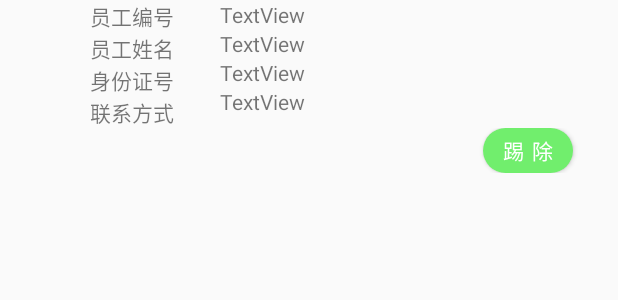
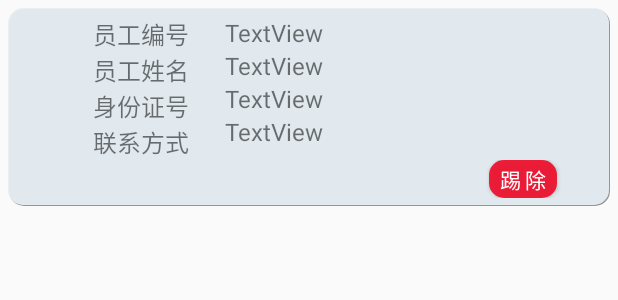
Before and after one commit to CHENGCHANGHU/tcuclsourceproject, an Android app: the layout staff_item.xml on its own in the app's theme, with its tools: preview values and no code run, on a phone screen of 412 x 824 dp. Shown: the top 300 px of the screen. Run offline under Robolectric (Android 15) with nearby library versions, the phone set to English and light mode, and no system bars.

Commit message:
企业人员管理

```diff
--- a/app/src/main/java/com/example/uclsourceproject/UCLadapters/ProductionStateAdapter.java
+++ b/app/src/main/java/com/example/uclsourceproject/UCLadapters/ProductionStateAdapter.java
@@ -2,6 +2,7 @@ package com.example.uclsourceproject.UCLadapters;
 
 import android.support.annotation.NonNull;
 import android.support.v7.widget.RecyclerView;
+import android.util.Log;
 import android.view.LayoutInflater;
 import android.view.View;
 import android.view.ViewGroup;
@@ -27,6 +28,7 @@ public class ProductionStateAdapter
     @Override
     public ProductionStateAdapter.ViewHolder onCreateViewHolder(
             @NonNull ViewGroup viewGroup, int i) {
+        Log.d("tigercheng", "onCreateViewHolder: ++++++++++++++++++++++++++++++");
         View view = LayoutInflater.from(viewGroup.getContext())
                 .inflate(R.layout.production_state_item, viewGroup, false);
         ViewHolder holder = new ViewHolder(view);
--- /dev/null
+++ b/app/src/main/res/drawable/bg_card.xml
@@ -0,0 +1,40 @@
+<?xml version="1.0" encoding="utf-8"?>
+
+<selector xmlns:android="http://schemas.android.com/apk/res/android">
+    <item>
+        <layer-list>
+            <item android:left="1dp" android:top="1dp">
+
+                <!-- SHADOW LAYER -->
+                <shape xmlns:android="http://schemas.android.com/apk/res/android">
+
+                    <!-- 矩形的圆角弧度 -->
+                    <corners android:radius="10dp" />
+                    <!-- 矩形的填充色 -->
+                    <solid android:color="#66000000" />
+
+                </shape>
+            </item>
+            <item android:bottom="1dp" android:right="1dp">
+                <!-- CONTENT LAYER-->
+                <shape xmlns:android="http://schemas.android.com/apk/res/android">
+
+                    <!-- 矩形的圆角弧度 -->
+                    <corners android:radius="10dp" />
+                    <!-- 矩形的填充色 -->
+                    <solid android:color="#EEE7EFF5" />
+
+                    <!-- 矩形的边框的宽度,每段虚线的长度，和两段虚线之间的颜色和颜色 -->
+                    <!--<stroke-->
+                    <!--android:width="1dp"-->
+                    <!--android:color="#1AA6CF"-->
+                    <!--android:dashWidth="8dp"-->
+                    <!--android:dashGap="4dp" />-->
+
+                    <!--<gradient android:angle="-45" android:centerColor="#80F2F7F2" android:centerX="0.5" android:centerY="0.45" android:endColor="#10B1B3B1" android:startColor="#D9DAD9" android:type="linear" />-->
+
+                </shape>
+            </item>
+        </layer-list>
+    </item>
+</selector>
--- /dev/null
+++ b/app/src/main/res/drawable/bg_warning.xml
@@ -0,0 +1,16 @@
+<?xml version="1.0" encoding="utf-8"?>
+<shape xmlns:android="http://schemas.android.com/apk/res/android">
+
+    <!-- 矩形的圆角弧度 -->
+    <corners android:radius="10dp" />
+    <!-- 矩形的填充色 -->
+    <solid android:color="#eeEE112C" />
+
+    <!-- 矩形的边框的宽度,每段虚线的长度，和两段虚线之间的颜色和颜色 -->
+    <!--<stroke-->
+    <!--android:width="1dp"-->
+    <!--android:color="#1AA6CF"-->
+    <!--android:dashWidth="8dp"-->
+    <!--android:dashGap="4dp" />-->
+
+</shape>
--- a/app/src/main/res/layout/layout_company_staff_m.xml
+++ b/app/src/main/res/layout/layout_company_staff_m.xml
@@ -19,4 +19,10 @@
 
     </android.support.v7.widget.RecyclerView>
 
+    <Button
+        android:id="@+id/button14"
+        android:layout_width="match_parent"
+        android:layout_height="wrap_content"
+        android:text="hhhhhh" />
+
 </LinearLayout>
--- a/app/src/main/res/layout/staff_item.xml
+++ b/app/src/main/res/layout/staff_item.xml
@@ -2,7 +2,10 @@
 <LinearLayout xmlns:android="http://schemas.android.com/apk/res/android"
     android:layout_width="match_parent"
     android:layout_height="wrap_content"
-    android:orientation="vertical">
+    android:layout_margin="5dp"
+    android:background="@drawable/bg_card"
+    android:orientation="vertical"
+    android:padding="5dp">
 
     <LinearLayout
         android:layout_width="match_parent"
@@ -23,7 +26,8 @@
                 android:layout_height="0dp"
                 android:layout_weight="1"
                 android:gravity="center"
-                android:text="员工编号" />
+                android:text="员工编号"
+                android:textSize="16sp" />
 
             <TextView
                 android:id="@+id/textView51"
@@ -31,7 +35,8 @@
                 android:layout_height="0dp"
                 android:layout_weight="1"
                 android:gravity="center"
-                android:text="员工姓名" />
+                android:text="员工姓名"
+                android:textSize="16sp" />
 
             <TextView
                 android:id="@+id/textView52"
@@ -39,7 +44,8 @@
                 android:layout_height="0dp"
                 android:layout_weight="1"
                 android:gravity="center"
-                android:text="身份证号" />
+                android:text="身份证号"
+                android:textSize="16sp" />
 
             <TextView
                 android:id="@+id/textView58"
@@ -47,7 +53,8 @@
                 android:layout_height="0dp"
                 android:layout_weight="1"
                 android:gravity="center"
-                android:text="联系方式" />
+                android:text="联系方式"
+                android:textSize="16sp" />
         </LinearLayout>
 
         <LinearLayout
@@ -60,25 +67,29 @@
                 android:id="@+id/tvStaffID"
                 android:layout_width="match_parent"
                 android:layout_height="wrap_content"
-                android:text="TextView" />
+                android:text="TextView"
+                android:textSize="16sp" />
 
             <TextView
                 android:id="@+id/tvStaffName"
                 android:layout_width="match_parent"
                 android:layout_height="wrap_content"
-                android:text="TextView" />
+                android:text="TextView"
+                android:textSize="16sp" />
 
             <TextView
                 android:id="@+id/tvIDCardNo"
                 android:layout_width="match_parent"
                 android:layout_height="wrap_content"
-                android:text="TextView" />
+                android:text="TextView"
+                android:textSize="16sp" />
 
             <TextView
                 android:id="@+id/tvContactNo"
                 android:layout_width="match_parent"
                 android:layout_height="wrap_content"
-                android:text="TextView" />
+                android:text="TextView"
+                android:textSize="16sp" />
         </LinearLayout>
     </LinearLayout>
 
@@ -91,11 +102,11 @@
 
         <Button
             android:id="@+id/button11"
-            android:layout_width="60dp"
-            android:layout_height="30dp"
+            android:layout_width="45dp"
+            android:layout_height="25dp"
             android:layout_marginRight="30dp"
-            android:background="@drawable/minibtn_selector"
-            android:letterSpacing="0.4"
+            android:background="@drawable/bg_warning"
+            android:letterSpacing="0.2"
             android:text="踢除"
             android:textColor="#fff" />
     </LinearLayout>
```
Also changed, not shown: app/src/main/java/com/example/uclsourceproject/UCLadapters/StaffAdapter.java (+10 -7 lines), app/src/main/java/com/example/uclsourceproject/company/CompanyStaffMActivity.java (+18 -10 lines).
